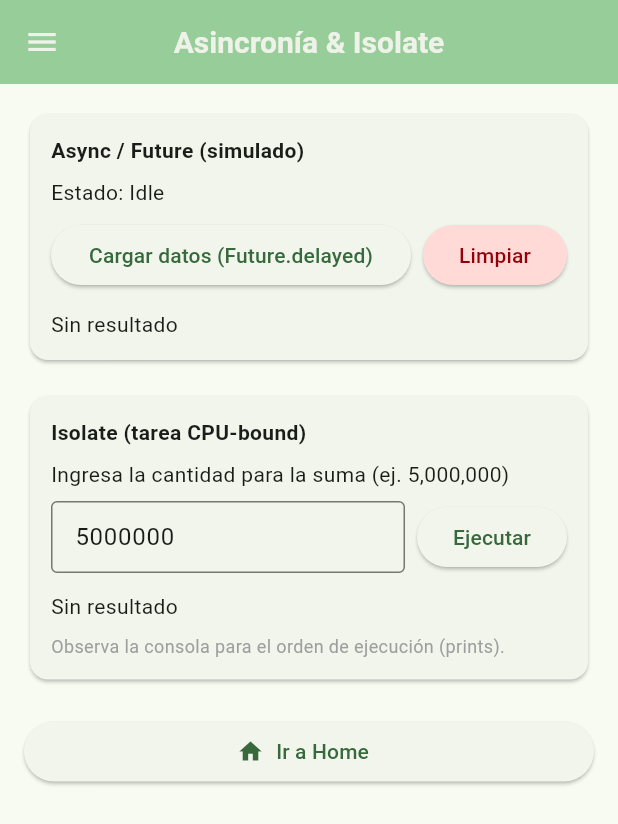
After one commit to CamiloRC18/Curso_Moviles, a Flutter app: the AsincroniaPage screen opened by its route, on a phone screen of 412 x 824 dp. The commit adds this screen. Shown: the top 824 px of the screen. Run offline on Flutter 3.47's test engine with Material 3 defaults, Android fonts, the phone set to English and light mode, and no system bars; our stand-ins replace go_router; network calls fail.

Commit message:
Taller 3 finalizado

```diff
--- a/lib/routes/app_router.dart
+++ b/lib/routes/app_router.dart
@@ -4,6 +4,8 @@ import '../views/Dashboard/dashboard_page.dart';
 import '../views/paso_parametros/paso_parametro_screen.dart';
 import '../views/paso_parametros/detalle_screen.dart';
 import '../views/ciclo_vida/ciclo_vida_screen.dart';
+import '../views/Cronometro/cronometro_page.dart';
+import '../views/Asincronia/Asincronia_page.dart';
 
 final GoRouter appRouter = GoRouter(
   debugLogDiagnostics: true,
@@ -20,6 +22,11 @@ final GoRouter appRouter = GoRouter(
       path: '/paso_parametros',
       builder: (context, state) => const PasoParametrosScreen(),
     ),
+    GoRoute(
+      path: '/cronometro',
+      builder: (context, state) => const CronometroPage(),
+    ),
+    GoRoute(path: '/asincronia', builder: (c, s) => const AsincroniaPage()),
     GoRoute(
       path: '/detalle/:parametro/:metodo',
       builder: (context, state) {
--- /dev/null
+++ b/lib/views/Asincronia/Asincronia_page.dart
@@ -0,0 +1,249 @@
+import 'dart:isolate';
+import 'package:flutter/material.dart';
+import '../../widgets/custom_drawer.dart';
+import 'package:go_router/go_router.dart';
+
+class AsincroniaPage extends StatefulWidget {
+  const AsincroniaPage({super.key});
+
+  @override
+  State<AsincroniaPage> createState() => _AsincroniaPageState();
+}
+
+class _AsincroniaPageState extends State<AsincroniaPage> {
+  // --- Future / async demo state
+  String _futureStatus = 'Idle';
+  String _futureResult = '';
+
+  // --- Isolate demo state
+  bool _isolateRunning = false;
+  String _isolateResult = '';
+  Isolate? _isolate;
+
+  final TextEditingController _countController = TextEditingController(
+    text: '5000000',
+  );
+
+  @override
+  void dispose() {
+    _countController.dispose();
+    _isolate?.kill(priority: 0);
+    super.dispose();
+  }
+
+  Future<String> _fakeFetch() async {
+    print('[FakeFetch] inicio (simulado)'); // consola: durante
+    await Future.delayed(const Duration(seconds: 2));
+    print('[FakeFetch] finalizado');
+    return 'Datos simulados (${DateTime.now().toIso8601String()})';
+  }
+
+  Future<void> _loadData() async {
+    print('[UI] Antes de await _fakeFetch()');
+    setState(() {
+      _futureStatus = 'Cargando…';
+      _futureResult = '';
+    });
+
+    try {
+      final res = await _fakeFetch();
+      print('[UI] Después de await (resultado obtenido)');
+      setState(() {
+        _futureStatus = 'Éxito';
+        _futureResult = res;
+      });
+    } catch (e, st) {
+      print('[UI] Error en fetch: $e\n$st');
+      setState(() {
+        _futureStatus = 'Error';
+        _futureResult = e.toString();
+      });
+    }
+  }
+
+  static void _isolateEntry(List<dynamic> args) {
+    final SendPort send = args[0] as SendPort;
+    final int count = args[1] as int;
+
+    // función CPU-bound: suma 0..count-1
+    print('[Isolate] iniciado, count=$count');
+    int sum = 0;
+    for (int i = 0; i < count; i++) {
+      sum += i;
+    }
+    print('[Isolate] terminado, enviando resultado');
+    send.send(sum);
+  }
+
+  Future<void> _startIsolate() async {
+    final int count = int.tryParse(_countController.text) ?? 5000000;
+    final rp = ReceivePort();
+
+    setState(() {
+      _isolateRunning = true;
+      _isolateResult = '';
+    });
+
+    print('[UI] Spawn isolate (count=$count)');
+
+    try {
+      final isolate = await Isolate.spawn<List<dynamic>>(
+        _isolateEntry,
+        [rp.sendPort, count],
+        onError: rp.sendPort,
+        onExit: rp.sendPort,
+      );
+      _isolate = isolate;
+
+      rp.listen((message) {
+        if (message is int) {
+          print('[UI] Mensaje recibido del isolate: $message');
+          setState(() {
+            _isolateResult = 'Resultado: $message';
+            _isolateRunning = false;
+          });
+          rp.close();
+          isolate.kill(priority: 0);
+        } else {
+          print('[UI] mensaje no esperado isolate: $message');
+        }
+      });
+    } catch (e, st) {
+      print('[UI] Error al spawn isolate: $e\n$st');
+      setState(() {
+        _isolateResult = 'Error al ejecutar isolate: $e';
+        _isolateRunning = false;
+      });
+      rp.close();
+    }
+  }
+
+  @override
+  Widget build(BuildContext context) {
+    final theme = Theme.of(context);
+    return Scaffold(
+      appBar: AppBar(title: const Text('Asincronía & Isolate')),
+      drawer: const CustomDrawer(),
+      body: SingleChildScrollView(
+        padding: const EdgeInsets.all(16),
+        child: Column(
+          crossAxisAlignment: CrossAxisAlignment.stretch,
+          children: [
+            Card(
+              child: Padding(
+                padding: const EdgeInsets.all(14),
+                child: Column(
+                  crossAxisAlignment: CrossAxisAlignment.start,
+                  children: [
+                    const Text(
+                      'Async / Future (simulado)',
+                      style: TextStyle(fontWeight: FontWeight.w600),
+                    ),
+                    const SizedBox(height: 8),
+                    Text('Estado: $_futureStatus'),
+                    const SizedBox(height: 8),
+                    Row(
+                      children: [
+                        Expanded(
+                          child: ElevatedButton(
+                            onPressed: _loadData,
+                            child: const Text('Cargar datos (Future.delayed)'),
+                          ),
+                        ),
+                        const SizedBox(width: 8),
+                        ElevatedButton(
+                          onPressed: () {
+                            setState(() {
+                              _futureStatus = 'Idle';
+                              _futureResult = '';
+                            });
+                          },
+                          child: const Text('Limpiar'),
+                          style: ElevatedButton.styleFrom(
+                            backgroundColor: theme.colorScheme.errorContainer,
+                            foregroundColor: theme.colorScheme.onErrorContainer,
+                          ),
+                        ),
+                      ],
+                    ),
+                    const SizedBox(height: 12),
+                    Text(
+                      _futureResult.isEmpty ? 'Sin resultado' : _futureResult,
+                      style: const TextStyle(fontSize: 14),
+                    ),
+                  ],
+                ),
+              ),
+            ),
+
+            const SizedBox(height: 16),
+
+            Card(
+              child: Padding(
+                padding: const EdgeInsets.all(14),
+                child: Column(
+                  crossAxisAlignment: CrossAxisAlignment.start,
+                  children: [
+                    const Text(
+                      'Isolate (tarea CPU-bound)',
+                      style: TextStyle(fontWeight: FontWeight.w600),
+                    ),
+                    const SizedBox(height: 8),
+                    const Text(
+                      'Ingresa la cantidad para la suma (ej. 5,000,000)',
+                    ),
+                    const SizedBox(height: 8),
+                    Row(
+                      children: [
+                        Expanded(
+                          child: TextField(
+                            controller: _countController,
+                            keyboardType: TextInputType.number,
+                            decoration: const InputDecoration(
+                              border: OutlineInputBorder(),
+                              isDense: true,
+                            ),
+                          ),
+                        ),
+                        const SizedBox(width: 8),
+                        ElevatedButton(
+                          onPressed: _isolateRunning ? null : _startIsolate,
+                          child: _isolateRunning
+                              ? const SizedBox(
+                                  width: 18,
+                                  height: 18,
+                                  child: CircularProgressIndicator(
+                                    strokeWidth: 2,
+                                  ),
+                                )
+                              : const Text('Ejecutar'),
+                        ),
+                      ],
+                    ),
+                    const SizedBox(height: 12),
+                    Text(
+                      _isolateResult.isEmpty ? 'Sin resultado' : _isolateResult,
+                    ),
+                    const SizedBox(height: 8),
+                    Text(
+                      'Observa la consola para el orden de ejecución (prints).',
+                      style: const TextStyle(fontSize: 12, color: Colors.grey),
+                    ),
+                  ],
+                ),
+              ),
+            ),
+
+            const SizedBox(height: 20),
+
+            ElevatedButton.icon(
+              onPressed: () => context.go('/'),
+              icon: const Icon(Icons.home),
+              label: const Text('Ir a Home'),
+            ),
+          ],
+        ),
+      ),
+    );
+  }
+}
```
Also changed, not shown: lib/views/Cronometro/cronometro_page.dart (added, +146 -0 lines), lib/widgets/custom_drawer.dart (+16 -8 lines), 1 other file.
